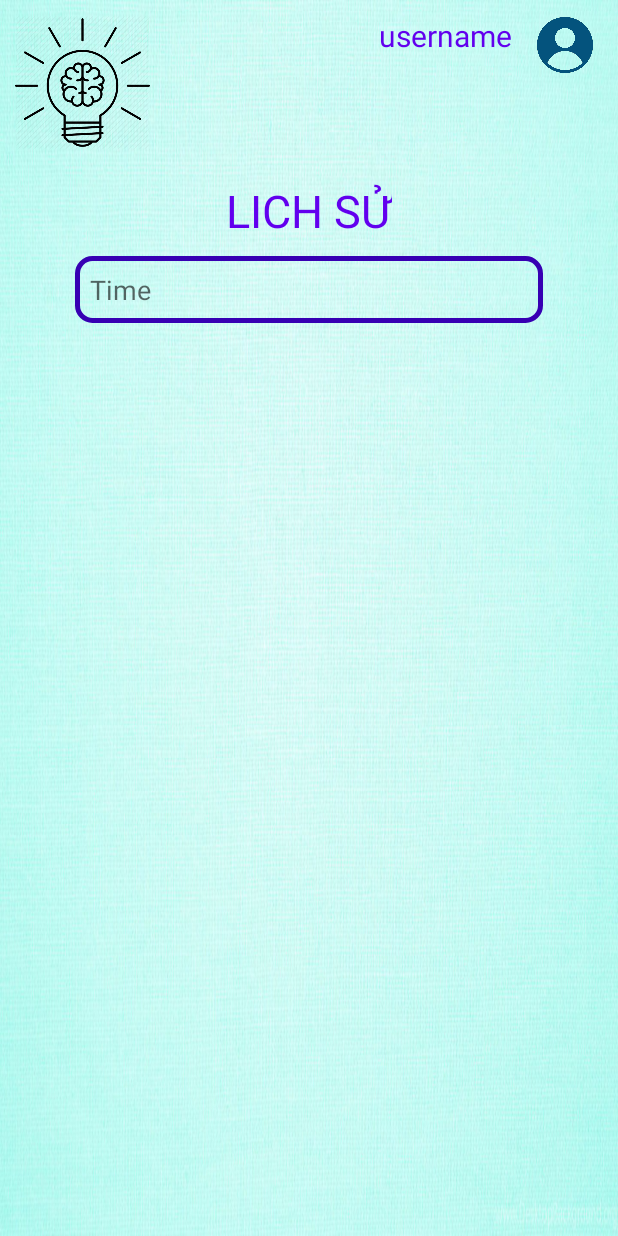
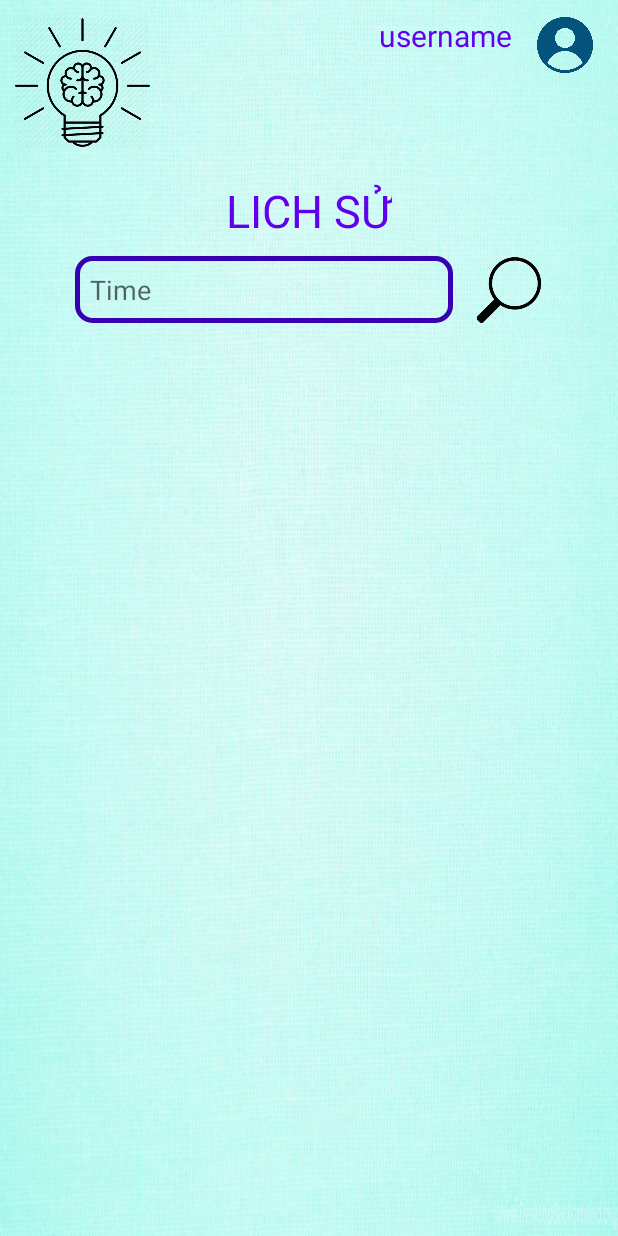
Before and after one commit to TienPhat1/IoT, an Android app: the layout activity_history.xml on its own in the app's theme, with its tools: preview values and no code run, on a phone screen of 412 x 824 dp. Run offline under Robolectric (Android 15) with nearby library versions, the phone set to English and light mode, and no system bars.

Commit message:
Edit HistoryPage

```diff
--- a/app/src/main/res/layout/activity_history.xml
+++ b/app/src/main/res/layout/activity_history.xml
@@ -56,10 +56,22 @@
         android:layout_below="@+id/tv_title_history"
         android:layout_marginTop="10dp"
         android:layout_marginLeft="50dp"
-        android:layout_marginRight="50dp"
+        android:layout_marginRight="110dp"
         android:hint="Time"
         android:background="@drawable/et_login"
         />
+    <ImageView
+        android:id="@+id/i_btn_search"
+        android:layout_width="wrap_content"
+        android:layout_height="wrap_content"
+        android:src="@drawable/searchbutton"
+        android:adjustViewBounds="true"
+        android:maxHeight="45dp"
+        android:maxWidth="45dp"
+        android:layout_below="@+id/tv_title_history"
+        android:layout_alignParentRight="true"
+        android:layout_marginTop="10dp"
+        android:layout_marginRight="50dp"/>
     <HorizontalScrollView
         android:id="@+id/tb_scroll_view"
         android:layout_width="match_parent"
```
Also changed, not shown: app/src/main/java/com/example/iot/HistoryActivity.java (+35 -1 lines), app/src/main/res/drawable-v24/searchbutton.png (added).
